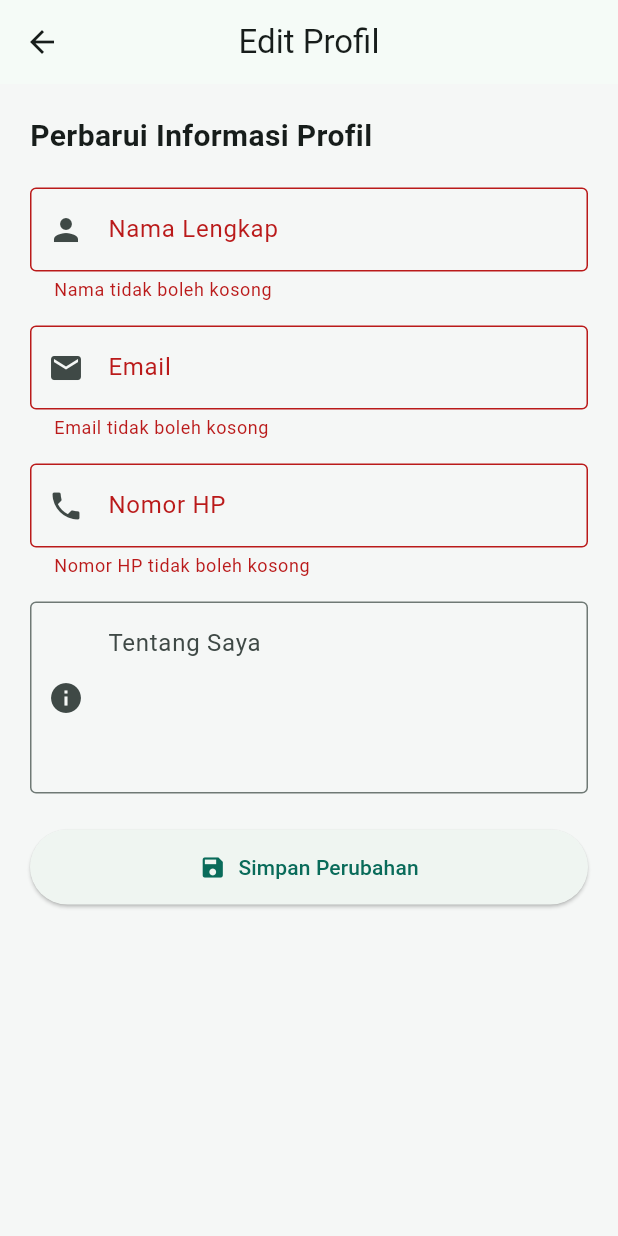
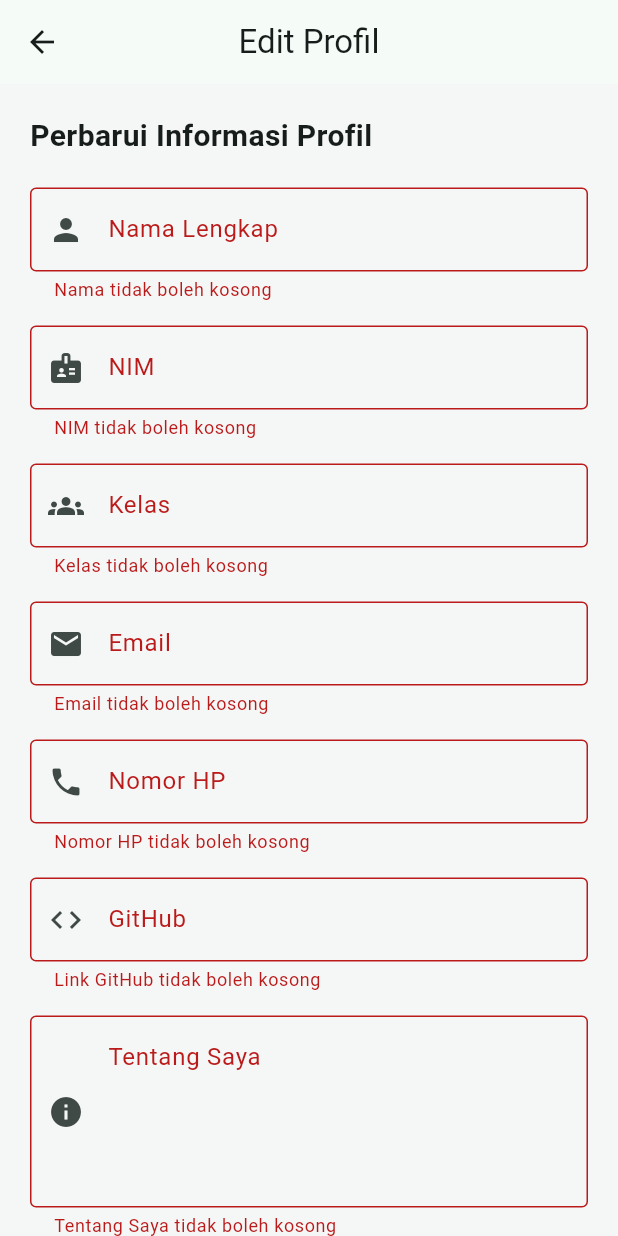
Before and after one commit to mfthluum/uts-pml-1124160131, a Flutter app: the EditProfilePage screen opened directly with empty values, after a tap on "Simpan Perubahan", on a phone screen of 412 x 824 dp. Run offline on Flutter 3.47's test engine with Material 3 defaults, Android fonts, the phone set to English and light mode, and no system bars; accounts and stored records are empty.

Commit message:
Tahap 9-10: Implementasi Dark Mode dan Penyempurnaan Edit Profil

```diff
--- a/soal_2_profil_app/lib/main.dart
+++ b/soal_2_profil_app/lib/main.dart
@@ -54,7 +54,10 @@ class _MyAppState extends State<MyApp> {
 
       routes: {
         '/login': (context) => const LoginPage(),
-        '/profile': (context) => const ProfilePage(),
+        '/profile': (context) => ProfilePage(
+              onToggleTheme: toggleTheme,
+              isDarkMode: _themeMode == ThemeMode.dark,
+            ),
       },
     );
   }
--- a/soal_2_profil_app/lib/screens/edit_profile_page.dart
+++ b/soal_2_profil_app/lib/screens/edit_profile_page.dart
@@ -18,8 +18,11 @@ class _EditProfilePageState extends State<EditProfilePage> {
   final _formKey = GlobalKey<FormState>();
 
   late TextEditingController _namaController;
+  late TextEditingController _nimController;
+  late TextEditingController _kelasController;
   late TextEditingController _emailController;
   late TextEditingController _nomorHpController;
+  late TextEditingController _githubController;
   late TextEditingController _bioController;
 
   @override
@@ -27,21 +30,49 @@ class _EditProfilePageState extends State<EditProfilePage> {
     super.initState();
 
     // Mengisi form dengan data profil sebelumnya
-    _namaController = TextEditingController(text: widget.profile.nama);
-    _emailController = TextEditingController(text: widget.profile.email);
-    _nomorHpController = TextEditingController(text: widget.profile.nomorHp);
-    _bioController = TextEditingController(text: widget.profile.bio);
+    _namaController = TextEditingController(
+      text: widget.profile.nama,
+    );
+
+    _nimController = TextEditingController(
+      text: widget.profile.nim,
+    );
+
+    _kelasController = TextEditingController(
+      text: widget.profile.kelas,
+    );
+
+    _emailController = TextEditingController(
+      text: widget.profile.email,
+    );
+
+    _nomorHpController = TextEditingController(
+      text: widget.profile.nomorHp,
+    );
+
+    _githubController = TextEditingController(
+      text: widget.profile.github,
+    );
+
+    _bioController = TextEditingController(
+      text: widget.profile.bio,
+    );
   }
 
   @override
   void dispose() {
     _namaController.dispose();
+    _nimController.dispose();
+    _kelasController.dispose();
     _emailController.dispose();
     _nomorHpController.dispose();
+    _githubController.dispose();
     _bioController.dispose();
+
     super.dispose();
   }
 
+  // Fungsi menyimpan perubahan profil
   void _simpanProfil() {
     if (!_formKey.currentState!.validate()) {
       return;
@@ -49,12 +80,45 @@ class _EditProfilePageState extends State<EditProfilePage> {
 
     final Profile dataBaru = widget.profile.copyWith(
       nama: _namaController.text.trim(),
+      nim: _nimController.text.trim(),
+      kelas: _kelasController.text.trim(),
       email: _emailController.text.trim(),
       nomorHp: _nomorHpController.text.trim(),
+      github: _githubController.text.trim(),
       bio: _bioController.text.trim(),
     );
 
     Navigator.pop(context, dataBaru);
+  }
+
+  // Widget input agar tampilan lebih konsisten
+  Widget _buildInput({
+    required String label,
+    required IconData icon,
+    required TextEditingController controller,
+    String? Function(String?)? validator,
+    TextInputType keyboardType = TextInputType.text,
+    int maxLines = 1,
+  }) {
+    return TextFormField(
+      controller: controller,
+      keyboardType: keyboardType,
+      maxLines: maxLines,
+      decoration: InputDecoration(
+        labelText: label,
+        prefixIcon: Icon(icon),
+        border: const OutlineInputBorder(),
+        alignLabelWithHint: maxLines > 1,
+      ),
+      validator: validator,
+    );
+  }
+
+  String? _wajibDiisi(String? value, String namaField) {
+    if (value == null || value.trim().isEmpty) {
+      return '$namaField tidak boleh kosong';
+    }
+    return null;
   }
 
   @override
@@ -82,33 +146,46 @@ class _EditProfilePageState extends State<EditProfilePage> {
 
               const SizedBox(height: 20),
 
-              // Nama
-              TextFormField(
+              // Nama Lengkap
+              _buildInput(
+                label: 'Nama Lengkap',
+                icon: Icons.person,
                 controller: _namaController,
-                decoration: const InputDecoration(
-                  labelText: 'Nama Lengkap',
-                  prefixIcon: Icon(Icons.person),
-                  border: OutlineInputBorder(),
-                ),
-                validator: (value) {
-                  if (value == null || value.trim().isEmpty) {
-                    return 'Nama tidak boleh kosong';
-                  }
-                  return null;
-                },
+                validator: (value) =>
+                    _wajibDiisi(value, 'Nama'),
+              ),
+
+              const SizedBox(height: 16),
+
+              // NIM
+              _buildInput(
+                label: 'NIM',
+                icon: Icons.badge,
+                controller: _nimController,
+                keyboardType: TextInputType.number,
+                validator: (value) =>
+                    _wajibDiisi(value, 'NIM'),
+              ),
+
+              const SizedBox(height: 16),
+
+              // Kelas
+              _buildInput(
+                label: 'Kelas',
+                icon: Icons.groups,
+                controller: _kelasController,
+                validator: (value) =>
+                    _wajibDiisi(value, 'Kelas'),
               ),
 
               const SizedBox(height: 16),
 
               // Email
-              TextFormField(
+              _buildInput(
+                label: 'Email',
+                icon: Icons.email,
                 controller: _emailController,
                 keyboardType: TextInputType.emailAddress,
-                decoration: const InputDecoration(
-                  labelText: 'Email',
-                  prefixIcon: Icon(Icons.email),
-                  border: OutlineInputBorder(),
-                ),
                 validator: (value) {
                   if (value == null || value.trim().isEmpty) {
                     return 'Email tidak boleh kosong';
@@ -129,20 +206,18 @@ class _EditProfilePageState extends State<EditProfilePage> {
               const SizedBox(height: 16),
 
               // Nomor HP
-              TextFormField(
+              _buildInput(
+                label: 'Nomor HP',
+                icon: Icons.phone,
                 controller: _nomorHpController,
                 keyboardType: TextInputType.phone,
-                decoration: const InputDecoration(
-                  labelText: 'Nomor HP',
-                  prefixIcon: Icon(Icons.phone),
-                  border: OutlineInputBorder(),
-                ),
                 validator: (value) {
-                  if (value == null || value.isEmpty) {
+                  if (value == null || value.trim().isEmpty) {
                     return 'Nomor HP tidak boleh kosong';
                   }
 
-                  if (!RegExp(r'^[0-9]{10,13}$').hasMatch(value)) {
+                  if (!RegExp(r'^[0-9]{10,13}$')
+                      .hasMatch(value.trim())) {
                     return 'Nomor HP harus 10–13 digit angka';
                   }
 
@@ -152,16 +227,40 @@ class _EditProfilePageState extends State<EditProfilePage> {
 
               const SizedBox(height: 16),
 
+              // GitHub
+              _buildInput(
+                label: 'GitHub',
+                icon: Icons.code,
+                controller: _githubController,
+                keyboardType: TextInputType.url,
+                validator: (value) {
+                  if (value == null || value.trim().isEmpty) {
+                    return 'Link GitHub tidak boleh kosong';
+                  }
+
+                  final uri = Uri.tryParse(value.trim());
+
+                  if (uri == null ||
+                      uri.scheme != 'https' ||
+                      uri.host != 'github.com' ||
+                      uri.pathSegments.isEmpty) {
+                    return 'Masukkan URL GitHub yang valid';
+                  }
+
+                  return null;
+                },
+              ),
+
+              const SizedBox(height: 16),
+
               // Bio
-              TextFormField(
+              _buildInput(
+                label: 'Tentang Saya',
+                icon: Icons.info,
                 controller: _bioController,
                 maxLines: 4,
-                decoration: const InputDecoration(
-                  labelText: 'Tentang Saya',
-                  prefixIcon: Icon(Icons.info),
-                  border: OutlineInputBorder(),
-                  alignLabelWithHint: true,
-                ),
+                validator: (value) =>
+                    _wajibDiisi(value, 'Tentang Saya'),
               ),
 
               const SizedBox(height: 24),
@@ -174,7 +273,9 @@ class _EditProfilePageState extends State<EditProfilePage> {
                   icon: const Icon(Icons.save),
                   label: const Text('Simpan Perubahan'),
                   style: ElevatedButton.styleFrom(
-                    padding: const EdgeInsets.symmetric(vertical: 15),
+                    padding: const EdgeInsets.symmetric(
+                      vertical: 15,
+                    ),
                   ),
                 ),
               ),
```
Also changed, not shown: soal_2_profil_app/lib/screens/profile_page.dart (+94 -15 lines).
